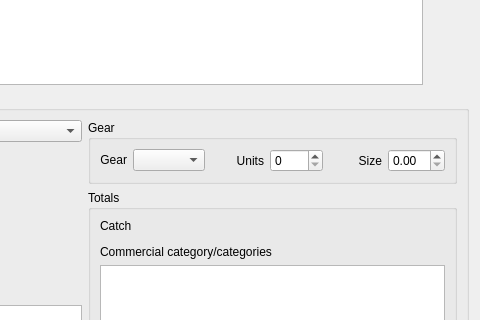
doublebyte1/app_solution, file app_new/frmoperation.ui: the form before one commit; both pictures show x 310 to 790 and y 210 to 530 of the 790 by 785 pixel window.
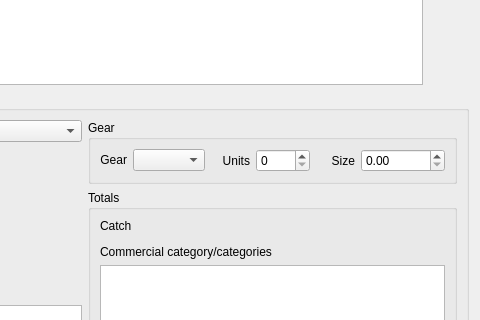
The form after the commit. Icons and pictures are not drawn. Custom widgets are drawn as their Qt base class.

Diff of the .ui file:
```diff
--- a/app_new/frmoperation.ui
+++ b/app_new/frmoperation.ui
@@ -271,7 +271,11 @@
             </widget>
            </item>
            <item>
-            <widget class="QSpinBox" name="spinNoUnits"/>
+            <widget class="QSpinBox" name="spinNoUnits">
+             <property name="maximum">
+              <number>1000</number>
+             </property>
+            </widget>
            </item>
            <item>
             <widget class="QLabel" name="label_7">
@@ -287,7 +291,11 @@
             </widget>
            </item>
            <item>
-            <widget class="QDoubleSpinBox" name="doubleSpinSize"/>
+            <widget class="QDoubleSpinBox" name="doubleSpinSize">
+             <property name="maximum">
+              <double>100000000.000000000000000</double>
+             </property>
+            </widget>
            </item>
           </layout>
          </widget>
```
